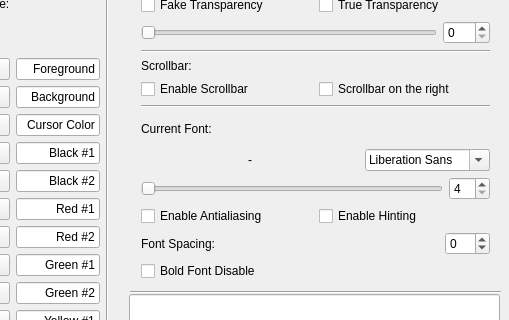
Before: the Qt Designer form source/urxvtconfig.ui in daedreth/URXVTConfig, drawn with Qt 5; both pictures show x 91 to 600 and y 85 to 405 of the 600 by 700 pixel window.
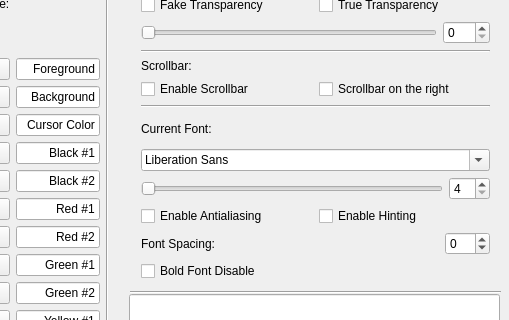
After: the same form once the commit is applied.

Commit message: removed ugly font preview label

```diff
--- a/source/urxvtconfig.ui
+++ b/source/urxvtconfig.ui
@@ -920,21 +920,14 @@
      </item>
      <item row="7" column="0">
       <layout class="QHBoxLayout" name="horizontalLayout_29">
-       <item>
-        <widget class="QLabel" name="labelCurrentFont">
-         <property name="toolTip">
-          <string>This is the current font.</string>
-         </property>
-         <property name="text">
-          <string>-</string>
-         </property>
-         <property name="alignment">
-          <set>Qt::AlignCenter</set>
-         </property>
-        </widget>
-       </item>
        <item>
         <widget class="QFontComboBox" name="fontComboBox">
+         <property name="sizePolicy">
+          <sizepolicy hsizetype="Expanding" vsizetype="Maximum">
+           <horstretch>0</horstretch>
+           <verstretch>0</verstretch>
+          </sizepolicy>
+         </property>
          <property name="minimumSize">
           <size>
            <width>125</width>
@@ -943,7 +936,7 @@
          </property>
          <property name="maximumSize">
           <size>
-           <width>125</width>
+           <width>131434</width>
            <height>16777215</height>
           </size>
          </property>
```
Left out of the diff: 24 changed lines with no effect on the pictures. The commit also changes 1 other file.
